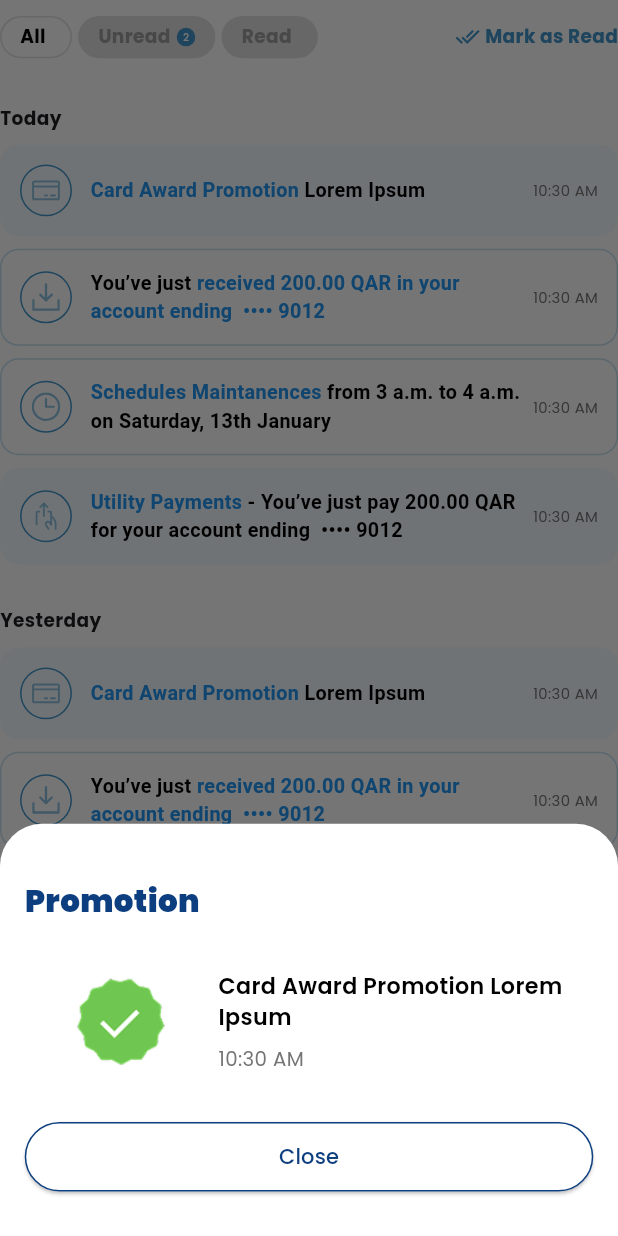
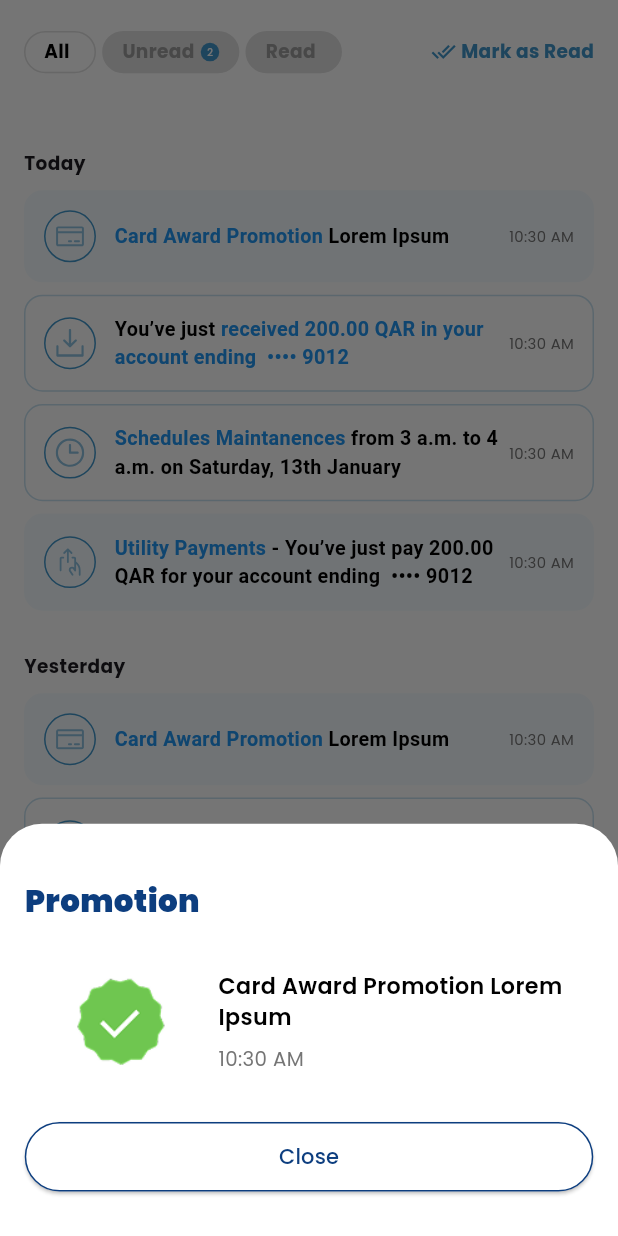
Before and after one commit to inshad-muhammed/Tasks, a Flutter app: the Notifications screen opened directly, after a tap on "Card Award Promotion Lorem Ipsum", on a phone screen of 412 x 824 dp. Run offline on Flutter 3.47's test engine with Material 3 defaults, Android fonts, the phone set to English and light mode, and no system bars; our stand-ins replace dio, flutter_riverpod, flutter_svg, google_fonts.

Commit message:
api Integrated in Notification feature

```diff
--- /dev/null
+++ b/lib/features/notification/presentation/controllers/notification_provider.dart
@@ -0,0 +1,14 @@
+// providers/notification_provider.dart
+
+import 'package:flutter_riverpod/flutter_riverpod.dart';
+import 'package:tasks/features/notification/data/models/notification_model.dart';
+import 'package:tasks/features/notification/data/services/notification_service.dart';
+
+final notificationServiceProvider = Provider((ref) => NotificationService());
+
+final notificationSectionsProvider = FutureProvider<List<NotificationSection>>((
+  ref,
+) async {
+  final service = ref.read(notificationServiceProvider);
+  return service.fetchNotificationSections();
+});
--- a/lib/features/notification/presentation/controllers/selection_mode_providers.dart
+++ b/lib/features/notification/presentation/controllers/selection_mode_providers.dart
@@ -1,4 +1,15 @@
 import 'package:flutter_riverpod/legacy.dart';
 
-final selectionModeProvider = StateProvider<bool>((ref) => false);
+class SelectionModeNotifier extends StateNotifier<bool> {
+  SelectionModeNotifier() : super(false);
+
+  void toggle() {
+    state = !state;
+  }
+}
+
+final selectionModeProvider =
+    StateNotifierProvider<SelectionModeNotifier, bool>(
+      (ref) => SelectionModeNotifier(),
+    );
 final selectedNotificationsProvider = StateProvider<Set<String>>((ref) => {});
--- a/lib/features/notification/presentation/pages/notifications.dart
+++ b/lib/features/notification/presentation/pages/notifications.dart
@@ -1,70 +1,80 @@
 import 'package:flutter/material.dart';
 import 'package:flutter_riverpod/flutter_riverpod.dart';
-import 'package:tasks/core/constants/app_strings/default_string.dart';
-import 'package:tasks/core/constants/app_strings/parts/notification.dart';
 import 'package:tasks/core/utils/size_config.dart';
-import 'package:tasks/features/notification/presentation/constants/notifications.dart';
+import 'package:tasks/features/notification/presentation/controllers/notification_provider.dart';
 import 'package:tasks/features/notification/presentation/controllers/selection_mode_providers.dart';
 import 'package:tasks/features/notification/presentation/widgets/filter_bar.dart';
 import 'package:tasks/features/notification/presentation/widgets/notification_card.dart';
 import 'package:tasks/features/notification/presentation/widgets/notification_viewer_bottomsheet.dart';
 import 'package:tasks/features/notification/presentation/widgets/section_header.dart';
-import 'package:tasks/features/notification/presentation/widgets/selction_bar.dart';
+import 'package:tasks/features/notification/presentation/widgets/selction_bar.dart'; // make sure this points to your model
 
 class Notifications extends ConsumerWidget {
   const Notifications({super.key});
 
   @override
   Widget build(BuildContext context, WidgetRef ref) {
-    final s = DefaultStrings.instance;
-    int idCounter = 0;
     final isSelectionMode = ref.watch(selectionModeProvider);
     final selected = ref.watch(selectedNotificationsProvider);
+    final asyncSections = ref.watch(notificationSectionsProvider);
 
     return Scaffold(
       backgroundColor: Colors.white,
+      body: asyncSections.when(
+        loading: () => const Center(child: CircularProgressIndicator()),
+        error: (error, stack) => Center(child: Text("Error: $error")),
+        data: (notificationSections) => SafeArea(
+          child: SingleChildScrollView(
+            padding: const EdgeInsets.symmetric(horizontal: 16, vertical: 10),
+            child: Column(
+              crossAxisAlignment: CrossAxisAlignment.start,
+              children: [
+                if (selected.isNotEmpty)
+                  const SelectionBar()
+                else
+                  const FilterBar(),
+                SizedBox(height: SizeConfig.screenWidth * 0.05),
 
-      body: Expanded(
-        child: SingleChildScrollView(
-          child: Column(
-            children: [
-              if (selected.isNotEmpty) SelectionBar() else FilterBar(),
-              SizedBox(height: SizeConfig.screenWidth * 0.05),
-              ListView.builder(
-                shrinkWrap: true,
-                physics: const NeverScrollableScrollPhysics(),
-                itemCount: notificationSections.length,
-                itemBuilder: (context, sectionIndex) {
-                  final section = notificationSections[sectionIndex];
-                  final sectionTitle = section[s.section1];
-                  final List notifications = section[s.section2];
-
+                // Build all sections
+                ...notificationSections.map((section) {
                   return Column(
                     crossAxisAlignment: CrossAxisAlignment.start,
                     children: [
-                      if (sectionIndex != 0)
-                        SizedBox(height: SizeConfig.screenWidth * 0.05),
-                      SectionHeader(sectionTitle),
+                      SizedBox(height: SizeConfig.screenWidth * 0.05),
+                      SectionHeader(section.title),
                       SizedBox(height: SizeConfig.screenWidth * 0.02),
-                      ...notifications.map<Widget>((notif) {
-                        final id = '${notif["id"]}';
-                        var isSelected = selected.contains(id);
+
+                      // Build notifications
+                      ...section.notifications.map((notif) {
+                        final id = notif.id;
+                        final isSelected = selected.contains(id);
 
                         return GestureDetector(
                           onTap: () {
                             if (isSelectionMode) {
                               final selectedSet = {...selected};
-                              if (isSelected) {
-                                selectedSet.remove(id);
-                              } else {
-                                selectedSet.add(id);
-                              }
+                              isSelected
+                                  ? selectedSet.remove(id)
+                                  : selectedSet.add(id);
+
                               ref
                                       .read(
                                         selectedNotificationsProvider.notifier,
                                       )
                                       .state =
                                   selectedSet;
+                            } else {
+                              showModalBottomSheet(
+                                backgroundColor: Colors.white,
+                                context: context,
+                                builder: (context) {
+                                  return NotificationViewerBottomsheet(
+                                    title: notif.title,
+                                    message: notif.message,
+                                    time: notif.time,
+                                  );
+                                },
+                              );
                             }
                           },
                           child: Padding(
@@ -72,38 +82,22 @@ class Notifications extends ConsumerWidget {
                               bottom: SizeConfig.screenWidth * 0.02,
                             ),
                             child: NotificationCard(
-                              message: notif["message"],
-                              time: notif["time"] ?? "",
-                              highlights: List<String>.from(
-                                notif["highlights"] ?? [],
-                              ),
-                              notificationtype: notif["notificationtype"],
-                              unread: notif["unread"] ?? false,
-                              // showButton: notif["showButton"] ?? false,
-                              isSelected: isSelected = selected.contains(id),
-                              id: 'notif_${idCounter++}',
-                              onTap: () {
-                                showModalBottomSheet(
-                                  backgroundColor: Color(0xffffffff),
-                                  context: context,
-                                  builder: (context) {
-                                    return NotificationViewerBottomsheet(
-                                      title: notif["title"],
-                                      message: notif["message"],
-                                      time: notif["time"],
-                                    );
-                                  },
-                                );
-                              },
+                              id: id,
+                              message: notif.message,
+                              time: notif.time,
+                              highlights: notif.highlights,
+                              notificationtype: notif.notificationType,
+                              unread: notif.unread,
+                              isSelected: isSelected,
                             ),
                           ),
                         );
                       }),
                     ],
                   );
-                },
-              ),
-            ],
+                }),
+              ],
+            ),
           ),
         ),
       ),
--- a/lib/features/notification/presentation/widgets/notification_card.dart
+++ b/lib/features/notification/presentation/widgets/notification_card.dart
@@ -1,12 +1,9 @@
 import 'package:flutter/material.dart';
 import 'package:flutter_riverpod/flutter_riverpod.dart';
 import 'package:flutter_svg/flutter_svg.dart';
-import 'package:tasks/core/constants/app_strings/default_string.dart';
-import 'package:tasks/core/constants/app_strings/parts/notification.dart';
 import 'package:tasks/core/utils/size_config.dart';
 import 'package:tasks/features/notification/presentation/controllers/selection_mode_providers.dart';
 import 'package:tasks/features/notification/presentation/widgets/highlited_text.dart';
-import 'package:tasks/features/notification/presentation/widgets/notification_viewer_bottomsheet.dart';
 
 class NotificationCard extends ConsumerWidget {
   final String message;
@@ -17,7 +14,6 @@ class NotificationCard extends ConsumerWidget {
   // final bool showButton;
   final bool isSelected;
   final String? id;
-  final void Function()? onTap;
 
   const NotificationCard({
     super.key,
@@ -29,15 +25,12 @@ class NotificationCard extends ConsumerWidget {
     required this.notificationtype,
     this.isSelected = false,
     required this.id,
-    required this.onTap,
   });
 
   @override
   Widget build(BuildContext context, WidgetRef ref) {
     final isSelectionMode = ref.watch(selectionModeProvider);
-    return GestureDetector(
-      onTap: onTap,
-      child: Container(
+    return Container(
       padding: EdgeInsets.all(SizeConfig.screenWidth * 0.03),
       decoration: BoxDecoration(
         color: unread ? Colors.white : Color(0xffF5FBFF),
@@ -55,9 +48,7 @@ class NotificationCard extends ConsumerWidget {
             height: SizeConfig.screenWidth * 0.084,
             width: SizeConfig.screenWidth * 0.084,
             decoration: BoxDecoration(
-                borderRadius: BorderRadius.circular(
-                  SizeConfig.screenWidth * 0.5,
-                ),
+              borderRadius: BorderRadius.circular(SizeConfig.screenWidth * 0.5),
               border: Border.all(color: Color(0xff4197CB)),
             ),
             child: isSelectionMode
@@ -124,7 +115,6 @@ class NotificationCard extends ConsumerWidget {
           //   ),
         ],
       ),
-      ),
     );
   }
 }
--- a/lib/features/notification/presentation/widgets/notification_viewer_bottomsheet.dart
+++ b/lib/features/notification/presentation/widgets/notification_viewer_bottomsheet.dart
@@ -1,5 +1,4 @@
 import 'package:flutter/material.dart';
-
 import 'package:tasks/core/utils/size_config.dart';
 
 class NotificationViewerBottomsheet extends StatelessWidget {
--- a/lib/features/notification/presentation/widgets/selction_bar.dart
+++ b/lib/features/notification/presentation/widgets/selction_bar.dart
@@ -67,7 +67,7 @@ class SelectionBar extends ConsumerWidget {
                     );
                     // Reset after delete
                     ref.read(selectedNotificationsProvider.notifier).state = {};
-                    ref.read(selectionModeProvider.notifier).state = false;
+                    ref.read(selectionModeProvider.notifier).toggle();
                   },
             child: Container(
               decoration: BoxDecoration(
--- a/pubspec.yaml
+++ b/pubspec.yaml
@@ -39,6 +39,7 @@ dependencies:
   auto_route: ^10.1.2
   flutter_svg: ^2.2.1
   flutter_localisation: ^2.0.0
+  dio: ^5.6.0
 
 dev_dependencies:
   flutter_test:
```
Also changed, not shown: lib/features/notification/data/models/notification_model.dart (added, +50 -0 lines), lib/features/notification/data/services/notification_service.dart (added, +28 -0 lines), lib/features/notification/presentation/pages/notification_page.dart (+14 -22 lines), pubspec.lock. Lines whose indentation alone changed are shown as unchanged.
